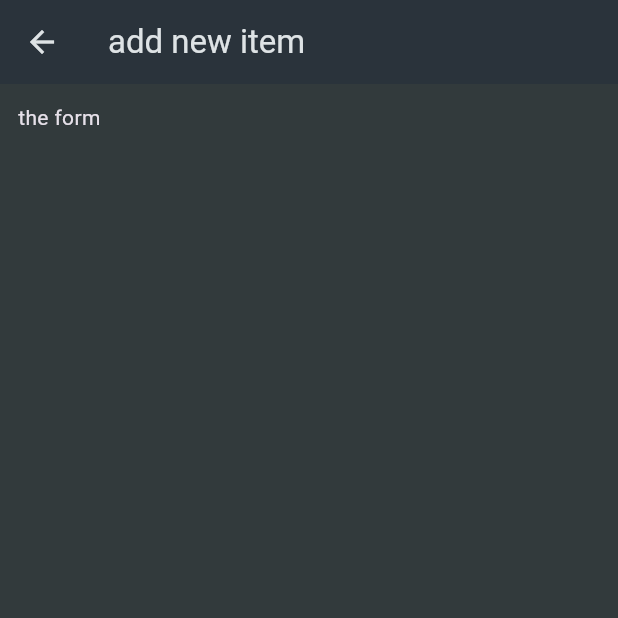
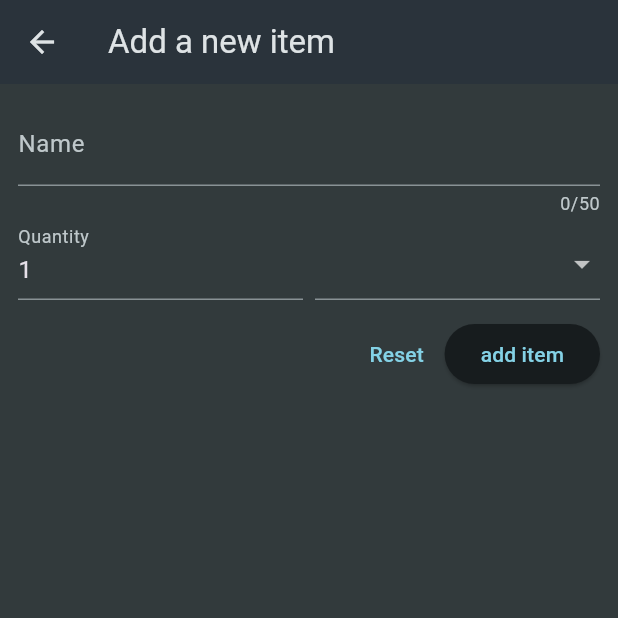
Before and after one commit to 12kishansingh/shopping_list, a Flutter app: the NewItem screen opened directly, on a phone screen of 412 x 824 dp, the top half of it. Run offline on Flutter 3.47's test engine with Material 3 defaults, Android fonts, the phone set to English and light mode, and no system bars.

Commit message:
working on new item button

```diff
--- a/lib/new_item.dart
+++ b/lib/new_item.dart
@@ -1,7 +1,10 @@
 import 'package:flutter/material.dart';
+
+import 'package:shopping_list/categories.dart';
 
 class NewItem extends StatefulWidget {
   const NewItem({super.key});
+
   @override
   State<NewItem> createState() {
     return _NewItemState();
@@ -9,15 +12,114 @@ class NewItem extends StatefulWidget {
 }
 
 class _NewItemState extends State<NewItem> {
+final _formKey=GlobalKey<FormState>();
+
+void _saveItem(){
+  _formKey.currentState!.validate();// method provided
+}
+
   @override
   Widget build(BuildContext context) {
     return Scaffold(
       appBar: AppBar(
-        title: const Text('add new item'),
+        title: const Text('Add a new item'),
       ),
       body: Padding(
         padding: const EdgeInsets.all(12),
-        child: Text('the form'),
+        child: Form(
+          key: _formKey,
+          child: Column(
+            children: [
+              TextFormField(
+                maxLength: 50,
+                decoration: const InputDecoration(
+                  label: Text('Name'),
+                ),
+                validator: (value) {
+                  if (value == null ||
+                      value.isEmpty ||
+                      value.trim().length <= 1 ||
+                      value.trim().length >= 50) {
+
+                  return 'Must be between 1 and 50 characters.';
+                      }
+                      return null;
+                },
+
+              ), // instead of TextField()
+              Row(
+                crossAxisAlignment: CrossAxisAlignment.end,
+                children: [
+                  Expanded(
+                    child: TextFormField(
+                      decoration: const InputDecoration(
+                        label: Text('Quantity'),
+                      ),
+                      keyboardType: TextInputType.number,
+                      initialValue: '1',
+                      validator: (value) {
+                  if (value == null ||
+                      value.isEmpty ||
+                      int.tryParse(value)==null||
+                      int.tryParse(value)!<=0) {
+
+                  return 'Must be a valid positive number.';
+                      }
+                      return null;
+                },
+                    ),
+                  ),
+                  const SizedBox(width: 8),
+                  Expanded(
+                    child: DropdownButtonFormField(
+
+                      items: [
+                        for (final category in categories.entries)
+                          DropdownMenuItem(
+                            value: category.value,
+                            child: Row(
+                              children: [
+                                Container(
+                                  width: 16,
+                                  height: 16,
+                                  color: category.value.color,
+                                ),
+                                const SizedBox(width: 6),
+                                Text(category.value.title),
+                              ],
+                            ),
+                          ),
+                      ],
+                      onChanged: (value) {},
+                    ),
+                  ),
+                ],
+              ),
+              const SizedBox(
+                height: 12,
+              ),
+              Row(
+                mainAxisAlignment: MainAxisAlignment.end,
+                children: [
+                  TextButton(
+                    onPressed: () {
+                      _formKey.currentState!.reset();
+                    },
+                    child: const Text(
+                      'Reset',
+                    ),
+                  ),
+                  ElevatedButton(
+                    onPressed: _saveItem,
+                    child: const Text(
+                      'add item',
+                    ),
+                  ),
+                ],
+              ),
+            ],
+          ),
+        ),
       ),
     );
   }
```
